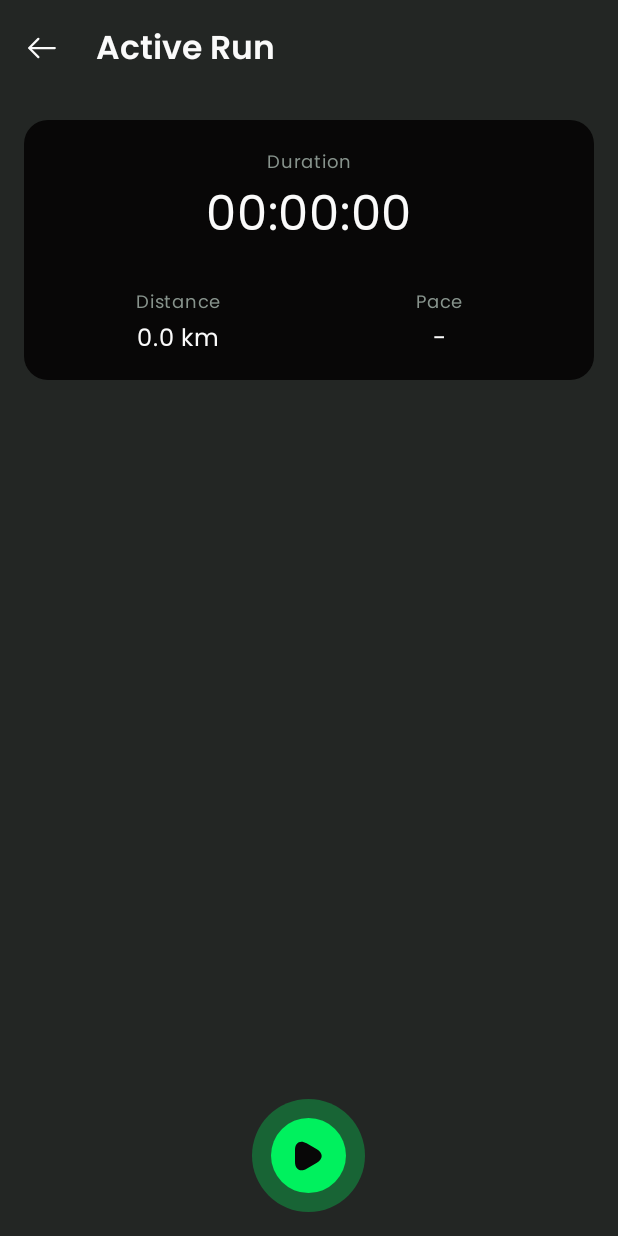
After one commit to dracula151997/Runique, an Android app built with Jetpack Compose: the composable ActiveRunScreen shown on its own in the app's theme, on a phone screen of 412 x 824 dp. The commit adds this screen. Run offline under Robolectric (Android 15) with nearby library versions, the phone set to English and light mode, and no system bars.

Commit message:
Creating the active run screen skeleton

```diff
--- /dev/null
+++ b/core/domain/src/main/java/com/dracula/core/domain/location/Location.kt
@@ -0,0 +1,6 @@
+package com.dracula.core.domain.location
+
+data class Location(
+	val latitude: Double,
+	val longitude: Double,
+)
--- a/core/presentation/ui/src/main/java/com/dracula/core/presentation/ui/NavigationScreen.kt
+++ b/core/presentation/ui/src/main/java/com/dracula/core/presentation/ui/NavigationScreen.kt
@@ -10,5 +10,6 @@ object NavigationScreen {
 	}
 	object Run {
 		const val RUN = "home"
+		const val ACTIVE_RUN = "active_run"
 	}
 }
--- /dev/null
+++ b/core/presentation/ui/src/main/java/com/dracula/core/presentation/ui/RunDataFormatters.kt
@@ -0,0 +1,42 @@
+package com.dracula.core.presentation.ui
+
+import android.annotation.SuppressLint
+import kotlin.math.pow
+import kotlin.math.round
+import kotlin.math.roundToInt
+import kotlin.time.Duration
+
+@SuppressLint("DefaultLocale")
+fun Duration.formatted(): String {
+	val totalSeconds = inWholeSeconds
+	val hours = String.format("%02d", totalSeconds / 3600)
+	val minutes = String.format("%02d", (totalSeconds % 3600) / 60)
+	val seconds = String.format("%02d", totalSeconds % 60)
+	return "$hours:$minutes:$seconds"
+}
+
+/**
+ * Formats the duration as a pace string in the format "mm:ss min/km".
+ *
+ * @param distanceKm The distance in kilometers. If the distance is less than or equal to 0.0, or the duration is zero, the function returns "-".
+ * @return A string representing the average pace in minutes per kilometer.
+ */
+@SuppressLint("DefaultLocale")
+fun Duration.toFormattedPace(distanceKm: Double): String {
+	if (this == Duration.ZERO || distanceKm <= 0.0) {
+		return "-"
+	}
+	val secondsPerKm = (this.inWholeSeconds / distanceKm).roundToInt()
+	val avgPaceMinutes = secondsPerKm / 60
+	val avgPaceSeconds = String.format("%02d", secondsPerKm % 60)
+	return "$avgPaceMinutes:$avgPaceSeconds min/km"
+}
+
+fun Double.toFormattedKm(): String {
+	return "${this.roundToDecimals(1)} km"
+}
+
+private fun Double.roundToDecimals(decimalCount: Int): Double {
+	val factor = 10f.pow(decimalCount)
+	return round(this * factor) / factor
+}
--- a/run/domain/build.gradle.kts
+++ b/run/domain/build.gradle.kts
@@ -4,4 +4,5 @@ plugins {
 
 dependencies {
 	implementation(libs.kotlinx.coroutines.core)
+	implementation(projects.core.domain)
 }
--- a/run/domain/src/main/java/com/dracula/run/domain/MyClass.kt
+++ /dev/null
@@ -1,4 +0,0 @@
-package com.dracula.run.domain
-
-class MyClass {
-}
--- /dev/null
+++ b/run/domain/src/main/java/com/dracula/run/domain/RunData.kt
@@ -0,0 +1,18 @@
+package com.dracula.run.domain
+
+import com.dracula.core.domain.location.Location
+import com.dracula.core.domain.location.LocationTimestamp
+import kotlin.time.Duration
+
+/**
+ * Data class representing the data of a run.
+ *
+ * @property distanceMeters The distance of the run in meters. Defaults to 0.
+ * @property pace The pace of the run as a [Duration]. Defaults to [Duration.ZERO]. Pace is the time taken to cover a certain distance, typically measured in minutes per kilometer or mile.
+ * @property locations A list of lists of [Location] objects representing the locations of the run. Defaults to an empty list.
+ */
+data class RunData(
+	val distanceMeters: Int = 0,
+	val pace: Duration = Duration.ZERO,
+	val locations: List<List<LocationTimestamp>> = emptyList(),
+)
--- /dev/null
+++ b/run/presentation/src/main/java/com/dracula/run/presentation/active_run/ActiveRunScreen.kt
@@ -0,0 +1,91 @@
+package com.dracula.run.presentation.active_run
+
+import androidx.compose.foundation.background
+import androidx.compose.foundation.layout.Box
+import androidx.compose.foundation.layout.fillMaxSize
+import androidx.compose.foundation.layout.padding
+import androidx.compose.material3.ExperimentalMaterial3Api
+import androidx.compose.material3.MaterialTheme
+import androidx.compose.runtime.Composable
+import androidx.compose.ui.Modifier
+import androidx.compose.ui.res.stringResource
+import androidx.compose.ui.tooling.preview.Preview
+import androidx.compose.ui.unit.dp
+import com.dracula.core.presentation.designsystem.RuniqueScaffold
+import com.dracula.core.presentation.designsystem.RuniqueTheme
+import com.dracula.core.presentation.designsystem.StartIcon
+import com.dracula.core.presentation.designsystem.StopIcon
+import com.dracula.core.presentation.designsystem.components.RuniqueFloatingActionButton
+import com.dracula.core.presentation.designsystem.components.RuniqueToolbar
+import com.dracula.run.presentation.R
+import com.dracula.run.presentation.active_run.components.RunDataCard
+import org.koin.androidx.compose.koinViewModel
+
+@Composable
+fun ActiveRunScreenRoot(
+	viewModel: ActiveRunViewModel = koinViewModel(),
+) {
+	ActiveRunScreen(
+		state = viewModel.state,
+		onAction = viewModel::onAction
+	)
+}
+
+@OptIn(ExperimentalMaterial3Api::class)
+@Composable
+private fun ActiveRunScreen(
+	state: ActiveRunState,
+	onAction: (ActiveRunAction) -> Unit,
+) {
+	RuniqueScaffold(
+		withGradient = false,
+		topAppBar = {
+			RuniqueToolbar(
+				title = stringResource(R.string.active_run),
+				showBackButton = true,
+				onBackClick = {
+					onAction(ActiveRunAction.OnBackClick)
+				}
+			)
+		},
+		floatingActionButton = {
+			RuniqueFloatingActionButton(
+				icon = if (state.shouldTrack) StopIcon else StartIcon,
+				onClick = {
+					onAction(ActiveRunAction.OnToggleRunClick)
+				},
+				iconSize = 20.dp,
+				contentDescription = if (state.shouldTrack)
+					stringResource(R.string.pause_run)
+				else
+					stringResource(R.string.start_run)
+			)
+		}
+	) { padding ->
+		Box(
+			modifier = Modifier
+				.fillMaxSize()
+				.background(color = MaterialTheme.colorScheme.surface)
+		) {
+			RunDataCard(
+				elapsedTime = state.elapsedTime,
+				runData = state.runData,
+				modifier = Modifier
+					.padding(16.dp)
+					.padding(padding)
+			)
+		}
+
+	}
+}
+
+@Preview
+@Composable
+private fun ActiveRunScreenPreview() {
+	RuniqueTheme {
+		ActiveRunScreen(
+			state = ActiveRunState(),
+			onAction = {}
+		)
+	}
+}
--- /dev/null
+++ b/run/presentation/src/main/java/com/dracula/run/presentation/active_run/ActiveRunState.kt
@@ -0,0 +1,16 @@
+package com.dracula.run.presentation.active_run
+
+import com.dracula.core.domain.location.Location
+import com.dracula.run.domain.RunData
+import kotlin.time.Duration
+
+data class ActiveRunState(
+	val elapsedTime: Duration = Duration.ZERO,
+	val shouldTrack: Boolean = false,
+	val hasStartedRunning: Boolean = false,
+	val currentLocation: Location? = null,
+	val isRunFinished: Boolean = false,
+	val isSavingRun: Boolean = false,
+	val runData: RunData = RunData()
+
+)
--- /dev/null
+++ b/run/presentation/src/main/java/com/dracula/run/presentation/active_run/components/RunDataCard.kt
@@ -0,0 +1,106 @@
+package com.dracula.run.presentation.active_run.components
+
+import androidx.compose.foundation.background
+import androidx.compose.foundation.layout.Arrangement
+import androidx.compose.foundation.layout.Column
+import androidx.compose.foundation.layout.Row
+import androidx.compose.foundation.layout.Spacer
+import androidx.compose.foundation.layout.defaultMinSize
+import androidx.compose.foundation.layout.fillMaxWidth
+import androidx.compose.foundation.layout.height
+import androidx.compose.foundation.layout.padding
+import androidx.compose.foundation.shape.RoundedCornerShape
+import androidx.compose.material3.MaterialTheme
+import androidx.compose.material3.Text
+import androidx.compose.runtime.Composable
+import androidx.compose.ui.Alignment
+import androidx.compose.ui.Modifier
+import androidx.compose.ui.draw.clip
+import androidx.compose.ui.res.stringResource
+import androidx.compose.ui.tooling.preview.Preview
+import androidx.compose.ui.unit.TextUnit
+import androidx.compose.ui.unit.dp
+import androidx.compose.ui.unit.sp
+import com.dracula.core.presentation.ui.formatted
+import com.dracula.core.presentation.ui.toFormattedKm
+import com.dracula.core.presentation.ui.toFormattedPace
+import com.dracula.run.domain.RunData
+import com.dracula.run.presentation.R
+import kotlin.time.Duration
+import kotlin.time.Duration.Companion.minutes
+
+@Composable
+fun RunDataCard(
+	elapsedTime: Duration,
+	runData: RunData,
+	modifier: Modifier = Modifier,
+) {
+	Column(
+		modifier = modifier
+			.clip(RoundedCornerShape(16.dp))
+			.background(color = MaterialTheme.colorScheme.background)
+			.padding(16.dp),
+		horizontalAlignment = Alignment.CenterHorizontally
+	) {
+		RunDataItem(
+			title = stringResource(R.string.duration),
+			value = elapsedTime.formatted(),
+			valueFontSize = 32.sp
+		)
+		Spacer(Modifier.height(24.dp))
+		Row(
+			modifier = Modifier.fillMaxWidth(),
+			verticalAlignment = Alignment.CenterVertically,
+			horizontalArrangement = Arrangement.SpaceAround
+		) {
+			RunDataItem(
+				title = stringResource(R.string.distance),
+				value = (runData.distanceMeters / 1000.0).toFormattedKm(),
+				modifier = Modifier.defaultMinSize(minWidth = 75.dp)
+			)
+			RunDataItem(
+				title = stringResource(R.string.pace),
+				value = elapsedTime.toFormattedPace(
+					distanceKm = runData.distanceMeters / 1000.0
+				),
+				modifier = Modifier.defaultMinSize(minWidth = 75.dp)
+			)
+		}
+	}
+}
+
+@Composable
+private fun RunDataItem(
+	title: String,
+	value: String,
+	modifier: Modifier = Modifier,
+	valueFontSize: TextUnit = 16.sp,
+) {
+	Column(
+		modifier = modifier,
+		horizontalAlignment = Alignment.CenterHorizontally
+	) {
+		Text(
+			text = title,
+			color = MaterialTheme.colorScheme.onSurfaceVariant,
+			fontSize = 12.sp
+		)
+		Text(
+			text = value,
+			color = MaterialTheme.colorScheme.onSurface,
+			fontSize = valueFontSize
+		)
+	}
+}
+
+@Preview
+@Composable
+private fun RunDataCardPreview() {
+	RunDataCard(
+		elapsedTime = 10.minutes,
+		runData = RunData(
+			distanceMeters = 3456,
+			pace = 3.minutes
+		)
+	)
+}
--- a/run/presentation/src/main/java/com/dracula/run/presentation/di/RunViewModelModule.kt
+++ b/run/presentation/src/main/java/com/dracula/run/presentation/di/RunViewModelModule.kt
@@ -1,9 +1,11 @@
 package com.dracula.run.presentation.di
 
+import com.dracula.run.presentation.active_run.ActiveRunViewModel
 import com.dracula.run.presentation.run_overview.RunOverviewViewModel
 import org.koin.androidx.viewmodel.dsl.viewModelOf
 import org.koin.dsl.module
 
 val runViewModelModule = module {
 	viewModelOf(::RunOverviewViewModel)
+	viewModelOf(::ActiveRunViewModel)
 }
--- a/run/presentation/src/main/res/values/strings.xml
+++ b/run/presentation/src/main/res/values/strings.xml
@@ -3,4 +3,10 @@
     <string name="app_name">Runique</string>
     <string name="analytics">Analytics</string>
     <string name="logout">Logout</string>
+    <string name="active_run">Active Run</string>
+    <string name="pause_run">Pause Run</string>
+    <string name="start_run">Start Run</string>
+    <string name="duration">Duration</string>
+    <string name="distance">Distance</string>
+    <string name="pace">Pace</string>
 </resources>
```
Also changed, not shown: app/src/main/java/com/dracula/runique/NavigationRoot.kt (+9 -1 lines), core/domain/src/main/java/com/dracula/core/domain/location/LocationTimestamp.kt (added, +8 -0 lines), core/domain/src/main/java/com/dracula/core/domain/location/LocationWithAltitude.kt (added, +12 -0 lines), run/presentation/src/main/java/com/dracula/run/presentation/active_run/ActiveRunAction.kt (added, +8 -0 lines), run/presentation/src/main/java/com/dracula/run/presentation/active_run/ActiveRunEvent.kt (added, +8 -0 lines), run/presentation/src/main/java/com/dracula/run/presentation/active_run/ActiveRunViewModel.kt (added, +26 -0 lines), run/presentation/src/main/java/com/dracula/run/presentation/run_overview/RunOverviewScreen.kt (+9 -1 lines), run/presentation/src/main/java/com/dracula/run/presentation/run_overview/RunOverviewViewModel.kt (+5 -6 lines).
